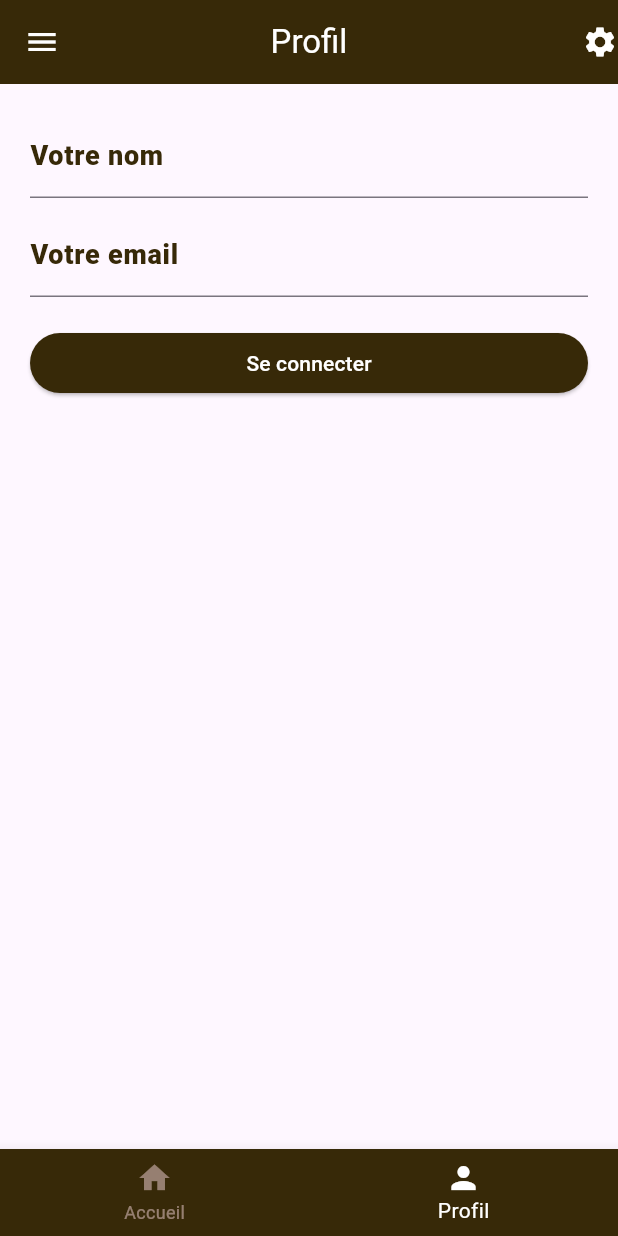
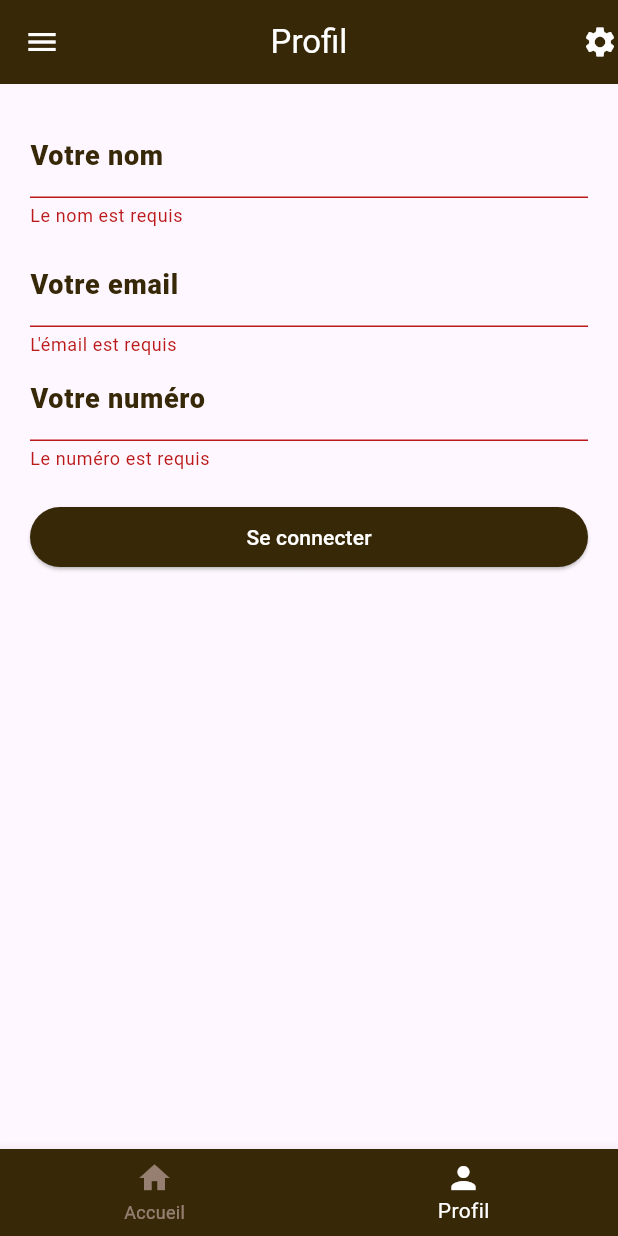
Before and after one commit to lifpro/cake_client_app, a Flutter app: the screen it shows after launch, item 2 of the bottom bar chosen, after a tap on "Se connecter", on a phone screen of 412 x 824 dp. Run offline on Flutter 3.47's test engine with Material 3 defaults, Android fonts, the phone set to English and light mode, and no system bars.

Commit message:
Les formulaires

```diff
--- a/lib/home/home_profil.dart
+++ b/lib/home/home_profil.dart
@@ -10,6 +10,21 @@ class HomeProfilPage extends StatefulWidget {
 
 class _HomeProfilPageState extends State<HomeProfilPage> {
   final _formKey = GlobalKey<FormState>();
+  late String nom = "";
+  late String email = "";
+  late int numero;
+
+  void connexion() {
+    if (_formKey.currentState!.validate()) {
+      _formKey.currentState!.save();
+      print("nom=" + nom);
+      ScaffoldMessenger.of(context).showSnackBar(SnackBar(
+        content: Text('Connexion effectuée aves success'),
+        duration: Durations.extralong4,
+      ));
+    }
+  }
+
   @override
   Widget build(BuildContext context) {
     return Form(
@@ -30,11 +45,21 @@ class _HomeProfilPageState extends State<HomeProfilPage> {
                           fontSize: 18,
                           color: myPrimatyColor),
                     )),
+                validator: (value) {
+                  if (value == null || value.isEmpty) {
+                    return 'Le nom est requis';
+                  }
+                  return null;
+                },
+                onSaved: (newValue) {
+                  nom = newValue!;
+                },
               ),
               SizedBox(
                 height: 10,
               ),
               TextFormField(
+                keyboardType: TextInputType.emailAddress,
                 decoration: InputDecoration(
                     hintText: "Veuillez saisir votre email",
                     label: Text(
@@ -44,17 +69,47 @@ class _HomeProfilPageState extends State<HomeProfilPage> {
                           fontSize: 18,
                           color: myPrimatyColor),
                     )),
+                validator: (value) {
+                  if (value == null || value.isEmpty) {
+                    return "L'émail est requis";
+                  }
+                  return null;
+                },
+                onSaved: (newValue) {
+                  email = newValue!;
+                },
+              ),
+              TextFormField(
+                keyboardType: TextInputType.phone,
+                decoration: InputDecoration(
+                    hintText: "Veuillez saisir votre numéro",
+                    label: Text(
+                      "Votre numéro",
+                      style: TextStyle(
+                          fontWeight: FontWeight.w900,
+                          fontSize: 18,
+                          color: myPrimatyColor),
+                    )),
+                validator: (value) {
+                  if (value == null || value.isEmpty) {
+                    return "Le numéro est requis";
+                  }
+                  return null;
+                },
+                onSaved: (newValue) {
+                  numero = int.parse(newValue!);
+                },
               ),
               SizedBox(
                 height: 20,
               ),
               ElevatedButton(
-                onPressed: () => {},
-                child: Text('Se connecter'),
+                onPressed: () => connexion(),
                 style: ElevatedButton.styleFrom(
                   backgroundColor: myPrimatyColor, // Couleur de fond
                   foregroundColor: Colors.white, // Couleur du texte/icone
                 ),
+                child: Text('Se connecter'),
               )
             ],
           ),
```
